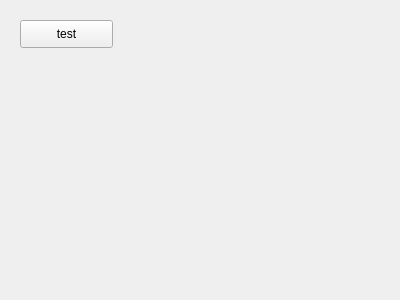
zuozl1992/SmartHomeDisplaySystem, file Src/SHClient/mainpage.ui: the form before one commit.
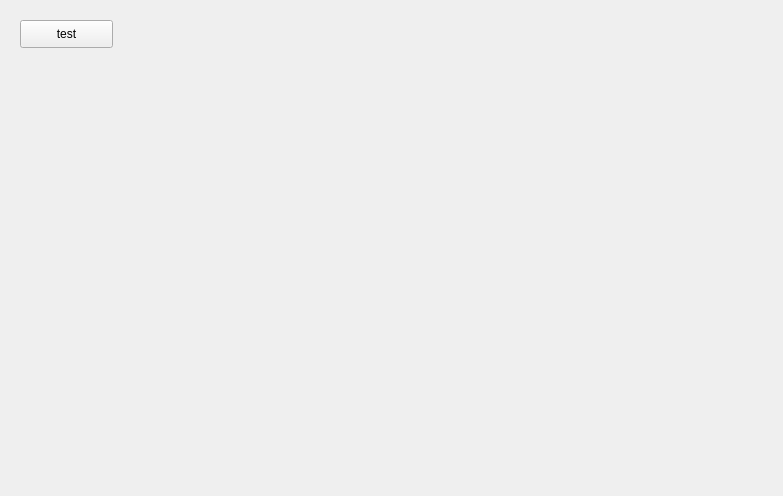
The form after the commit.

Diff of the .ui file:
```diff
--- a/Src/SHClient/mainpage.ui
+++ b/Src/SHClient/mainpage.ui
@@ -6,8 +6,8 @@
    <rect>
     <x>0</x>
     <y>0</y>
-    <width>400</width>
-    <height>300</height>
+    <width>783</width>
+    <height>496</height>
    </rect>
   </property>
   <property name="windowTitle">
```
